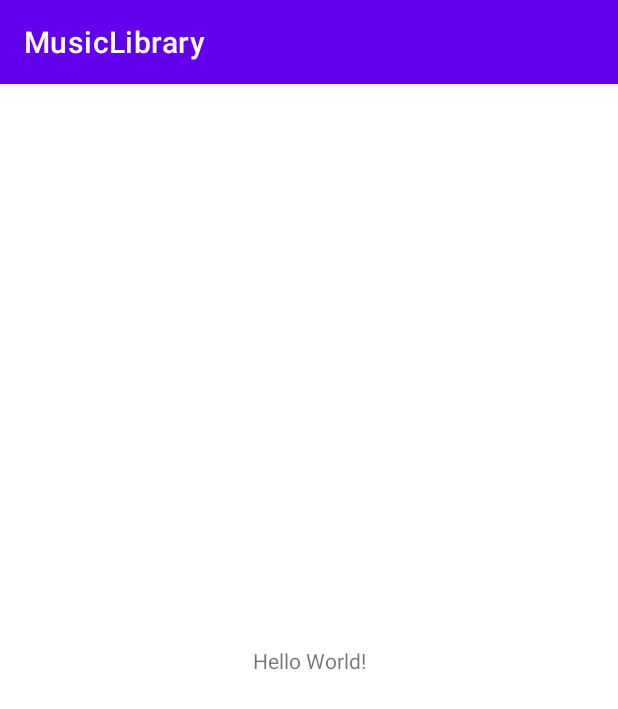
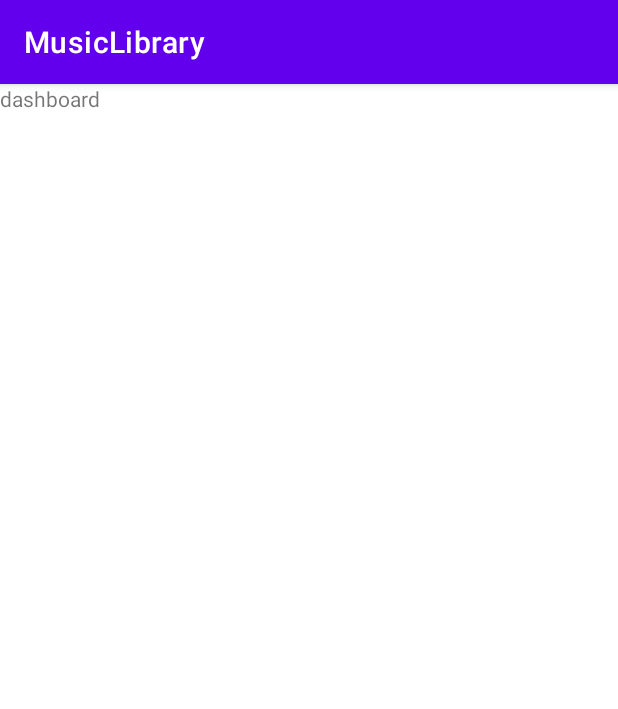
Before and after one commit to rahul-padmakumar/music_library, an Android app: the screen it shows after launch (MainActivity), on a phone screen of 412 x 824 dp. Shown: the top 709 px of the screen. Run offline under Robolectric (Android 15) with nearby library versions, the phone set to English and light mode, and no system bars.

Commit message:
develop: Add nav host fragment to main activity.

```diff
--- a/app/src/main/res/layout/activity_main.xml
+++ b/app/src/main/res/layout/activity_main.xml
@@ -6,13 +6,16 @@
     android:layout_height="match_parent"
     tools:context=".MainActivity">
 
-    <TextView
-        android:layout_width="wrap_content"
-        android:layout_height="wrap_content"
-        android:text="Hello World!"
+    <androidx.fragment.app.FragmentContainerView
+        android:id="@+id/fcv_music_library"
+        android:layout_width="0dp"
+        android:layout_height="0dp"
+        android:name="androidx.navigation.fragment.NavHostFragment"
         app:layout_constraintBottom_toBottomOf="parent"
         app:layout_constraintLeft_toLeftOf="parent"
         app:layout_constraintRight_toRightOf="parent"
-        app:layout_constraintTop_toTopOf="parent" />
+        app:layout_constraintTop_toTopOf="parent"
+        app:defaultNavHost="true"
+        app:navGraph="@navigation/music_library_navigation"/>
 
 </androidx.constraintlayout.widget.ConstraintLayout>
```
